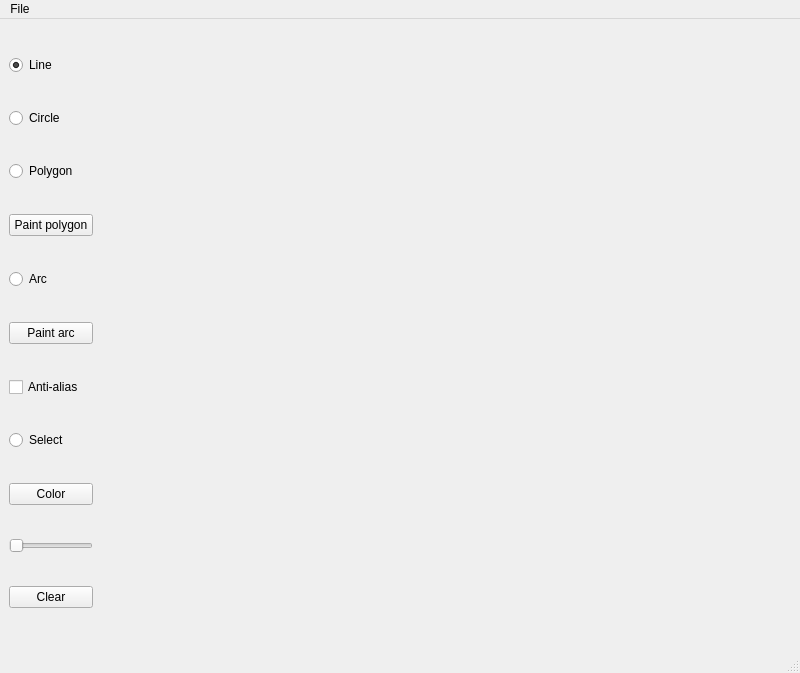
First picture: the form in mainwindow.ui, repository radieus/triangles-and-squares, before the edit.
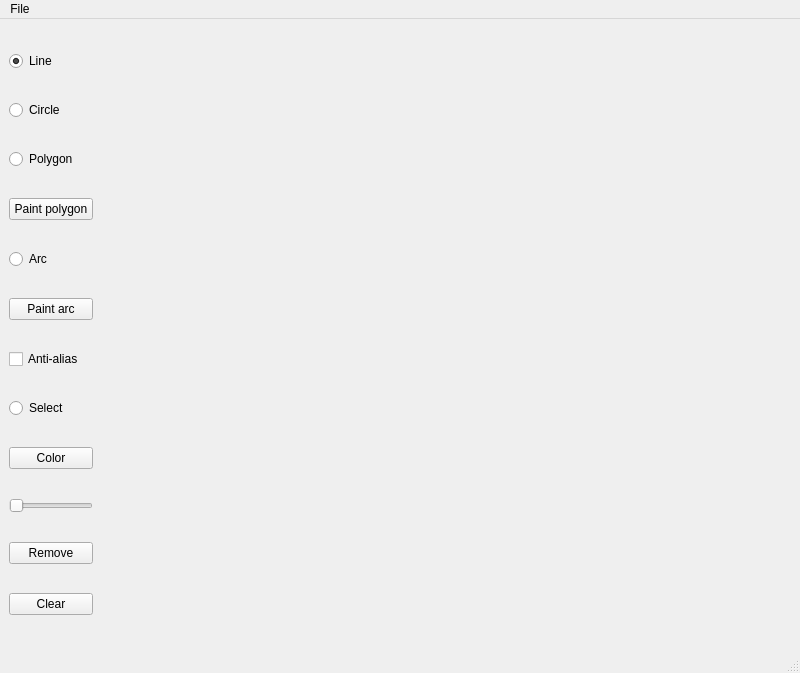
Second picture: the form after the edit.

```diff
--- a/mainwindow.ui
+++ b/mainwindow.ui
@@ -145,6 +145,13 @@
         </property>
        </widget>
       </item>
+      <item>
+       <widget class="QPushButton" name="removeButton">
+        <property name="text">
+         <string>Remove</string>
+        </property>
+       </widget>
+      </item>
       <item>
        <widget class="QPushButton" name="clearButton">
         <property name="text">
```
